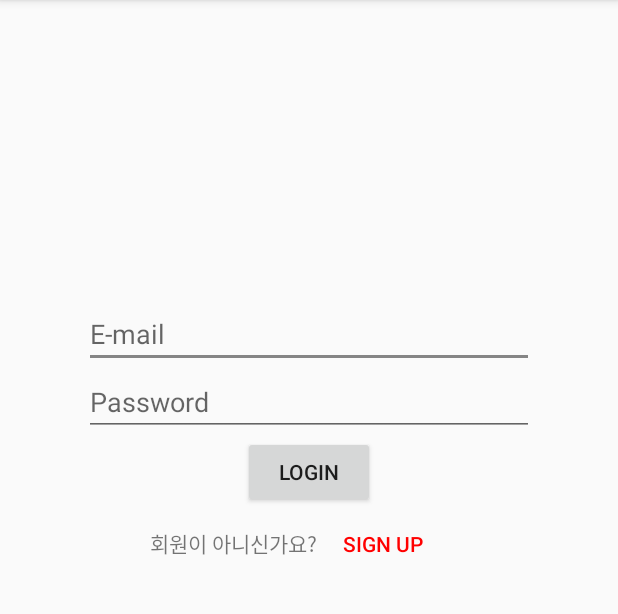
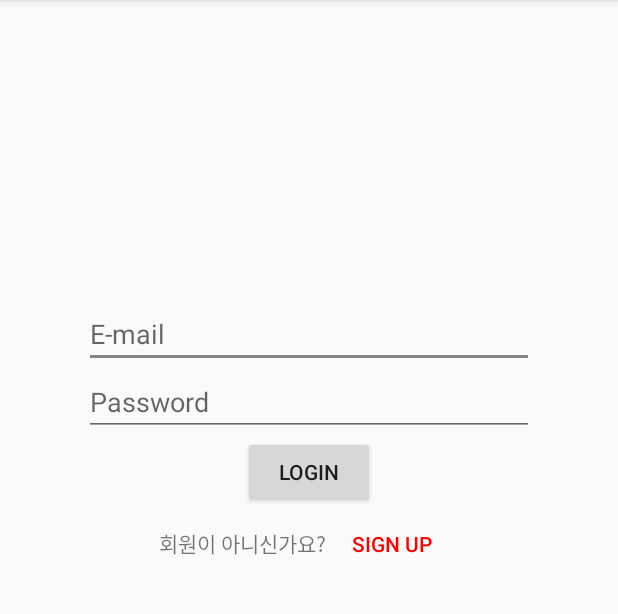
Before and after one commit to MP-mobileProgramming/GClef, an Android app: the LoginActivity screen opened directly, with no data from a screen before it, on a phone screen of 412 x 824 dp, the part 84-698 px from its top. Run offline under Robolectric (Android 15) with nearby library versions, the phone set to English and light mode, and no system bars; our stand-ins replace Firebase (no records; nobody signed in at launch, a user with empty details on screens opened directly).

Commit message:
22.05.18

```diff
--- a/app/src/main/java/com/example/gclef/LoginActivity.kt
+++ b/app/src/main/java/com/example/gclef/LoginActivity.kt
@@ -24,8 +24,8 @@ class LoginActivity : AppCompatActivity() {
             auth.signInWithEmailAndPassword(email, password)
                 .addOnCompleteListener { task ->
                     if (task.isSuccessful) {
+                        Toast.makeText(this, "로그인 성공", Toast.LENGTH_SHORT).show()
 
-                        Toast.makeText(this, "로그인 성공", Toast.LENGTH_SHORT).show()
                         finish()
                     } else {
                         Toast.makeText(this, "아이디와 비밀번호를 확인 해주세요", Toast.LENGTH_SHORT).show()
--- a/app/src/main/java/com/example/gclef/SignUpActivity.kt
+++ b/app/src/main/java/com/example/gclef/SignUpActivity.kt
@@ -20,7 +20,8 @@ class SignUpActivity : AppCompatActivity() {
         setContentView(R.layout.activity_sign_up)
 
         auth = FirebaseAuth.getInstance()
-        var firestore : FirebaseFirestore? = null
+        val adapter = RecyclerViewAdapter()
+
 
         signUpButton.setOnClickListener {
             val email = signEmailEditText.text.toString()
@@ -36,7 +37,7 @@ class SignUpActivity : AppCompatActivity() {
                         userInfo.uid = auth?.currentUser?.uid
                         userInfo.userName = userName
 
-                        firestore?.collection(auth!!.currentUser!!.uid)?.document()?.set(userInfo)
+                        adapter.fireStore?.collection("User")?.document()?.set(userInfo)
                         finish()
                     }
                     else {
--- a/app/src/main/java/com/example/gclef/Song.kt
+++ b/app/src/main/java/com/example/gclef/Song.kt
@@ -3,4 +3,4 @@ package com.example.gclef
 import androidx.annotation.Keep
 
 @Keep
-data class Song(var songTitle: String? = null, var songDetail : String? = null)
+data class Song(var songTitle: String? = null, var songDetail : String? = null, var uid : String? = null)
--- a/app/src/main/res/layout/activity_login.xml
+++ b/app/src/main/res/layout/activity_login.xml
@@ -17,13 +17,16 @@
         android:layout_width="300dp"
         android:layout_height="wrap_content"
         android:layout_gravity="center"
-        android:hint="E-mail"/>
+        android:hint="E-mail"
+        android:inputType="textEmailAddress"/>
     <EditText
         android:id="@+id/passwordEditText"
         android:layout_width="300dp"
         android:layout_height="wrap_content"
         android:layout_gravity="center"
-        android:hint="Password"/>
+        android:hint="Password"
+        android:inputType="textPassword"
+        />
 
     <Button
         android:id="@+id/loginButton"
@@ -33,14 +36,15 @@
         android:text="LOGIN"/>
 
     <LinearLayout
-        android:layout_width="match_parent"
+        android:layout_width="wrap_content"
         android:layout_height="wrap_content"
-        android:orientation="horizontal">
+        android:orientation="horizontal"
+        android:layout_gravity="center">
         <TextView
             android:layout_width="wrap_content"
             android:layout_height="wrap_content"
             android:text="회원이 아니신가요?"
-            android:layout_marginLeft="100dp"/>
+            />
         <Button
             android:id="@+id/goToSignUpButton"
             android:layout_width="wrap_content"
--- a/app/src/main/res/layout/activity_sign_up.xml
+++ b/app/src/main/res/layout/activity_sign_up.xml
@@ -17,14 +17,16 @@
         android:layout_width="300dp"
         android:layout_height="wrap_content"
         android:layout_gravity="center"
-        android:hint="E-mail"/>
+        android:hint="E-mail"
+        android:inputType="textEmailAddress"/>
 
     <EditText
         android:id="@+id/signPasswordEditText"
         android:layout_width="300dp"
         android:layout_height="wrap_content"
         android:layout_gravity="center"
-        android:hint="Password"/>
+        android:hint="Password"
+        android:inputType="textPassword"/>
 
     <EditText
         android:id="@+id/signUserNameEditText"
--- a/app/src/main/res/layout/fragment_mypage.xml
+++ b/app/src/main/res/layout/fragment_mypage.xml
@@ -13,7 +13,7 @@
             android:layout_width="match_parent"
             android:layout_height="100dp"
             android:background="@null"
-            android:text="Log In"
+            android:text=""
             android:textSize="30dp"
             android:padding="20dp"
             android:textAlignment="textStart"/>
```
Also changed, not shown: app/src/main/java/com/example/gclef/BoardFragment.kt (+18 -3 lines), app/src/main/java/com/example/gclef/CreatePostActivity.kt (+8 -1 lines), app/src/main/java/com/example/gclef/MyPageFragment.kt (+11 -3 lines), app/src/main/java/com/example/gclef/RecyclerViewAdapter.kt (+33 -1 lines), app/src/main/res/layout/list_item.xml (+11 -2 lines).
